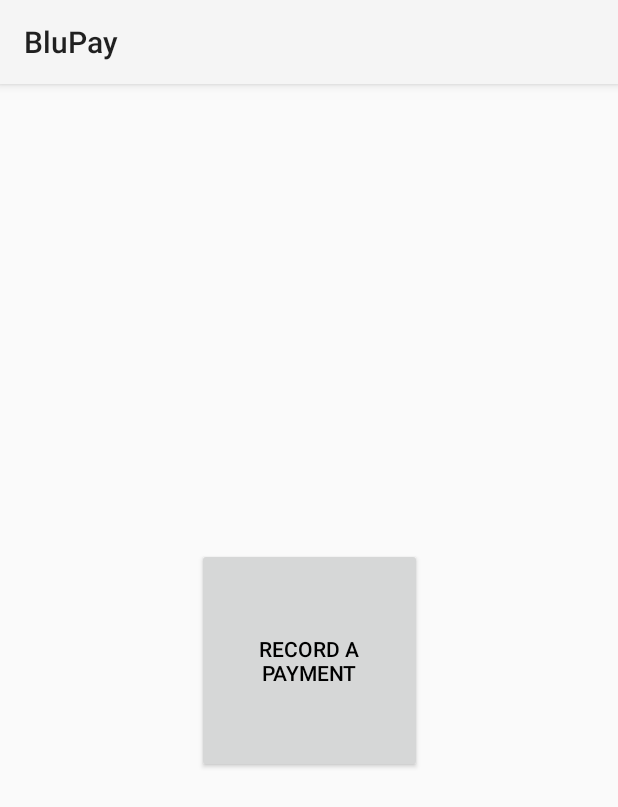
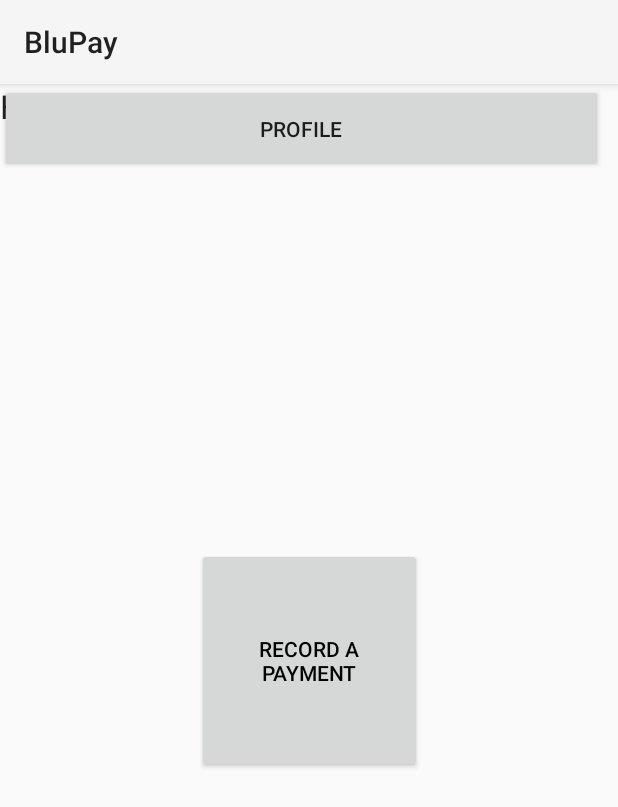
Before and after one commit to czarthak/BluPay, an Android app: the screen it shows after launch once a user with an empty profile is signed in (MainActivity), on a phone screen of 412 x 824 dp. Shown: the top 807 px of the screen. Run offline under Robolectric (Android 15) with nearby library versions, the phone set to English and light mode, and no system bars; our stand-ins replace Firebase (no records; nobody signed in at launch, a user with empty details on screens opened directly).

```diff
--- a/app/src/main/java/com/example/blupay/OTPActivity.kt
+++ b/app/src/main/java/com/example/blupay/OTPActivity.kt
@@ -1,5 +1,4 @@
 package com.example.blupay
-
 import android.content.Intent
 import android.os.Bundle
 import android.os.Handler
--- a/app/src/main/res/layout/activity_main.xml
+++ b/app/src/main/res/layout/activity_main.xml
@@ -19,5 +19,22 @@
         app:layout_constraintStart_toStartOf="parent"
         app:layout_constraintTop_toTopOf="parent" />
 
+    <Button
+        android:id="@+id/profileID"
+        android:layout_width="402dp"
+        android:layout_height="59dp"
+        android:text="Profile"
+        tools:layout_editor_absoluteX="6dp"
+        tools:layout_editor_absoluteY="668dp" />
+
+    <TextView
+        android:id="@+id/textView"
+        android:layout_width="121dp"
+        android:layout_height="50dp"
+        android:text="Home"
+        android:textAppearance="@style/TextAppearance.AppCompat.Large"
+        tools:layout_editor_absoluteX="36dp"
+        tools:layout_editor_absoluteY="45dp" />
+
 
 </androidx.constraintlayout.widget.ConstraintLayout>
```
